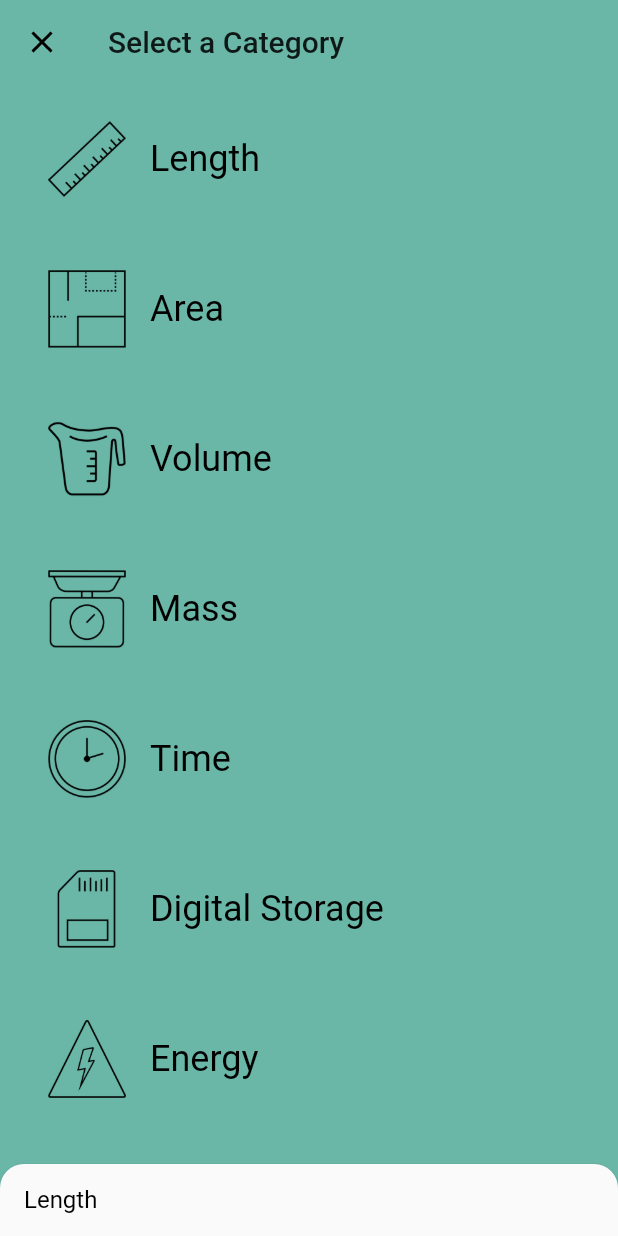
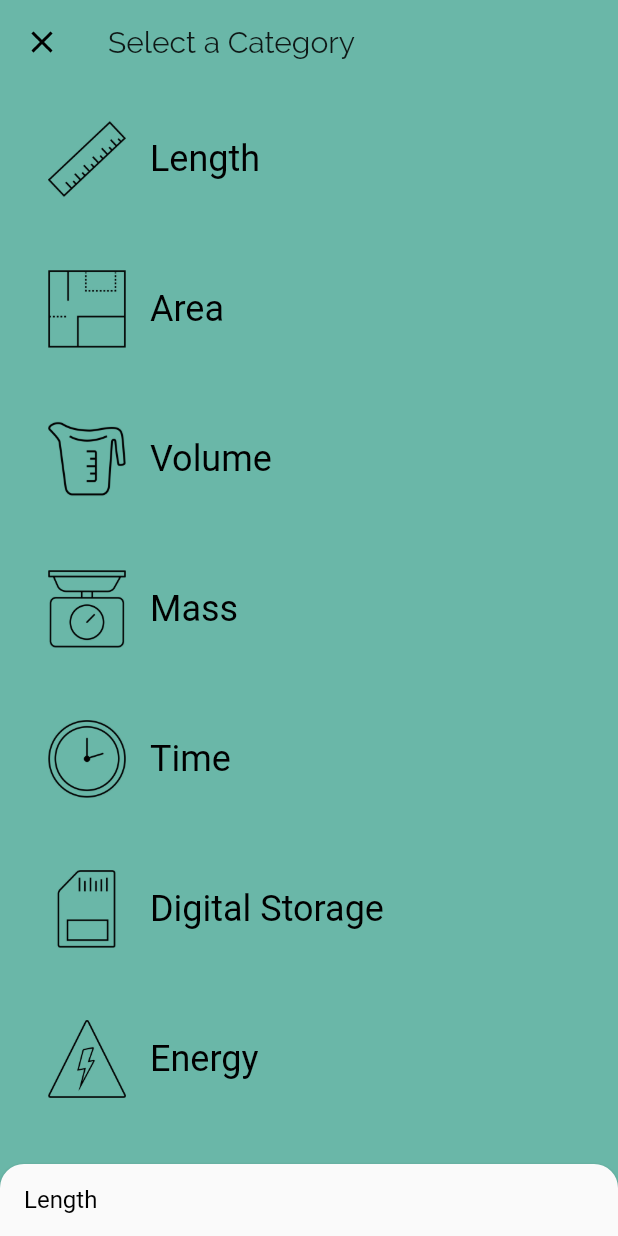
Before and after one commit to davechao/unit_converter_app, a Flutter app: the screen it shows after launch, on a phone screen of 412 x 824 dp. Run offline on Flutter 3.47's test engine with Material 2 defaults, Android fonts, the phone set to English and light mode, and no system bars.

Commit message:
add fonts

```diff
--- a/lib/category_list.dart
+++ b/lib/category_list.dart
@@ -164,7 +164,12 @@ class _CategoryListState extends State<CategoryList> {
           : UnitConverter(category: _currentCategory),
       backPanel: listView,
       frontTitle: Text('Unit Converter'),
-      backTitle: Text('Select a Category'),
+      backTitle: Text(
+        'Select a Category',
+        style: TextStyle(
+          fontFamily: 'Raleway',
+        ),
+      ),
     );
   }
 }
--- a/lib/main.dart
+++ b/lib/main.dart
@@ -12,6 +12,7 @@ class CategoryApp extends StatelessWidget {
       debugShowCheckedModeBanner: false,
       title: 'Unit Converter App',
       theme: ThemeData(
+        fontFamily: 'Raleway',
         textTheme: Theme.of(context).textTheme.apply(
               bodyColor: Colors.black,
               displayColor: Colors.grey[600],
--- a/pubspec.yaml
+++ b/pubspec.yaml
@@ -61,7 +61,10 @@ flutter:
   # "family" key with the font family name, and a "fonts" key with a
   # list giving the asset and other descriptors for the font. For
   # example:
-  # fonts:
+  fonts:
+    - family: Raleway
+      fonts:
+        - asset: third_party/Raleway-Regular.ttf
   #   - family: Schyler
   #     fonts:
   #       - asset: fonts/Schyler-Regular.ttf
```
Also changed, not shown: third_party/Raleway-Regular.ttf (added), 1 other file.
